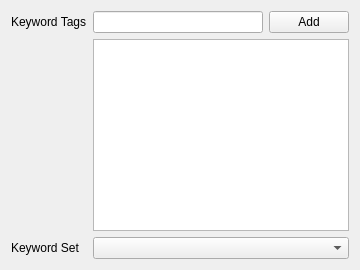
VLMC/vlmc, file src/GUI/ui/TagWidget.ui: the form before one commit.
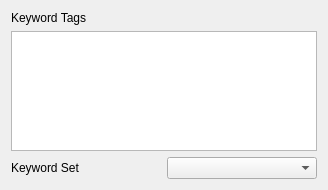
The form after the commit.

Diff of the .ui file:
```diff
--- a/src/GUI/ui/TagWidget.ui
+++ b/src/GUI/ui/TagWidget.ui
@@ -18,8 +18,8 @@
   </property>
   <property name="minimumSize">
    <size>
-    <width>0</width>
-    <height>0</height>
+    <width>328</width>
+    <height>190</height>
    </size>
   </property>
   <property name="windowTitle">
@@ -33,26 +33,19 @@
      </property>
     </widget>
    </item>
-   <item row="0" column="1">
-    <widget class="QLineEdit" name="KeywordTagLineEdit">
+   <item row="1" column="0" colspan="2">
+    <widget class="QTextEdit" name="TagTextEdit">
      <property name="sizePolicy">
-      <sizepolicy hsizetype="Expanding" vsizetype="Preferred">
+      <sizepolicy hsizetype="Minimum" vsizetype="Minimum">
        <horstretch>0</horstretch>
        <verstretch>0</verstretch>
       </sizepolicy>
      </property>
-    </widget>
-   </item>
-   <item row="0" column="2">
-    <widget class="QPushButton" name="AddButton">
-     <property name="sizePolicy">
-      <sizepolicy hsizetype="Fixed" vsizetype="Fixed">
-       <horstretch>0</horstretch>
-       <verstretch>0</verstretch>
-      </sizepolicy>
-     </property>
-     <property name="text">
-      <string>Add</string>
+     <property name="minimumSize">
+      <size>
+       <width>0</width>
+       <height>40</height>
+      </size>
      </property>
     </widget>
    </item>
@@ -63,29 +56,19 @@
      </property>
     </widget>
    </item>
-   <item row="1" column="1" colspan="2">
-    <widget class="QTextEdit" name="TagTextEdit">
-     <property name="sizePolicy">
-      <sizepolicy hsizetype="Minimum" vsizetype="Minimum">
-       <horstretch>0</horstretch>
-       <verstretch>0</verstretch>
-      </sizepolicy>
-     </property>
-    </widget>
+   <item row="2" column="1">
+    <widget class="QComboBox" name="KeywordSetComboBox"/>
    </item>
-   <item row="4" column="0" colspan="3">
+   <item row="3" column="0" colspan="2">
     <layout class="QGridLayout" name="buttonGridLayout" rowstretch="0">
      <property name="sizeConstraint">
       <enum>QLayout::SetDefaultConstraint</enum>
      </property>
      <property name="spacing">
-      <number>-1</number>
+      <number>6</number>
      </property>
     </layout>
    </item>
-   <item row="2" column="1" colspan="2">
-    <widget class="QComboBox" name="KeywordSetComboBox"/>
-   </item>
   </layout>
  </widget>
  <resources/>
```
